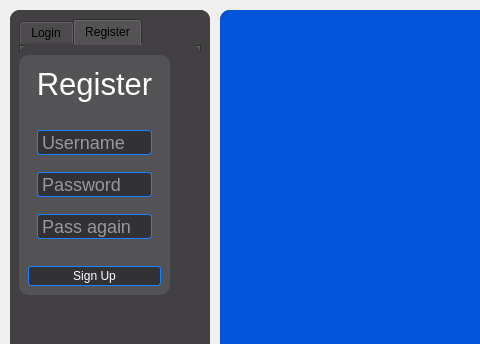
First picture: the form in hw/QTgenerated/rawUI/loginaswidget.ui, repository weakunix/python_git, before the edit; both pictures show x 0 to 480 and y 0 to 344 of the 962 by 703 pixel window.
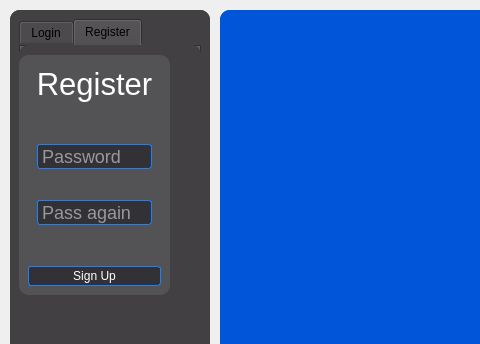
Second picture: the form after the edit. The open tabs and pages were chosen to show the change. Icons and pictures are not drawn.

Commit message: using new system without username. using GENERATED ID as KEY

Diff of the .ui file:
```diff
--- a/hw/QTgenerated/rawUI/loginaswidget.ui
+++ b/hw/QTgenerated/rawUI/loginaswidget.ui
@@ -331,13 +331,6 @@
                <enum>QFrame::Sunken</enum>
               </property>
               <layout class="QVBoxLayout" name="verticalLayout_3">
-               <item>
-                <widget class="QLineEdit" name="UsernameInputR">
-                 <property name="placeholderText">
-                  <string>Username</string>
-                 </property>
-                </widget>
-               </item>
                <item>
                 <widget class="QLineEdit" name="passwordInputR">
                  <property name="font">
```
Left out of the diff: 12 changed lines with no effect on the pictures. The commit also changes 1 other file.
